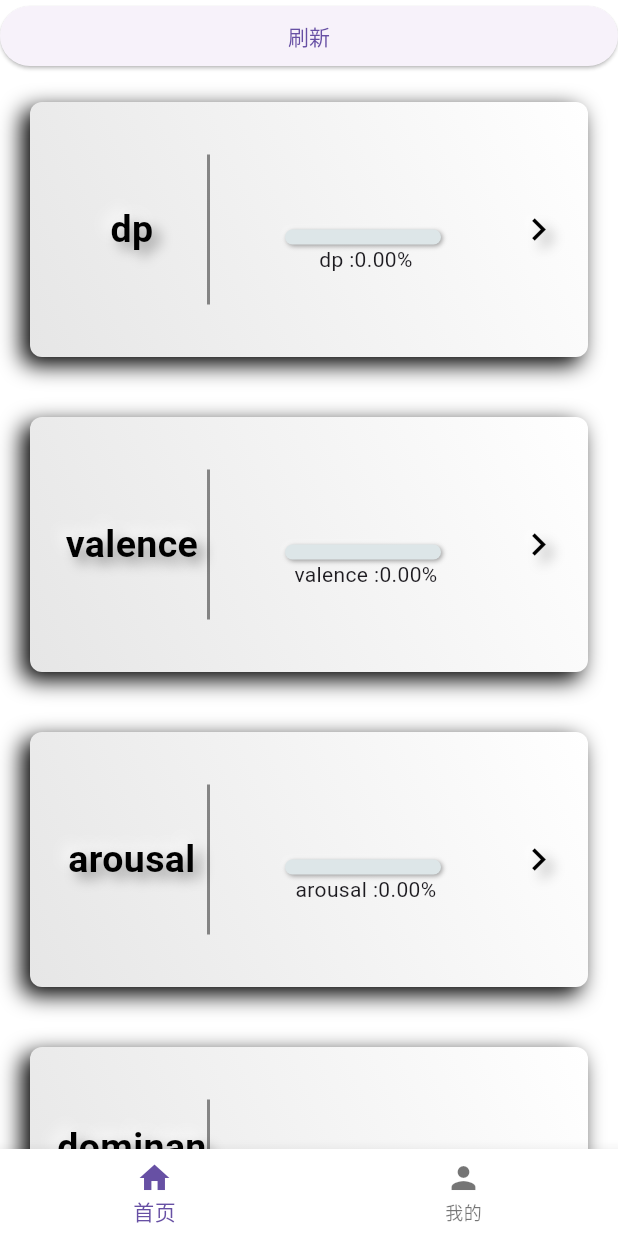
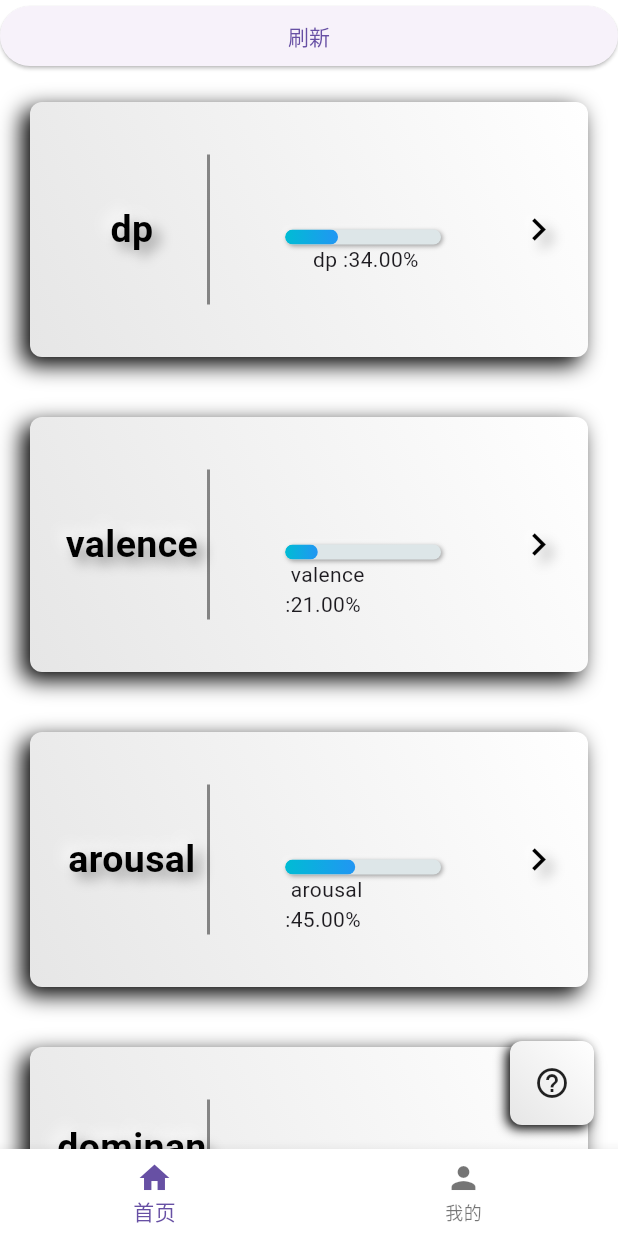
Before and after one commit to 1wpc/NH_client, a Flutter app: the screen it shows after launch, on a phone screen of 412 x 824 dp. Run offline on Flutter 3.47's test engine with Material 3 defaults, Android fonts, the light colour scheme and no system bars; drawn by our look-alikes of flutter_neumorphic; our stand-ins replace dio, fl_chart, get; missing offline and left inert: dart_openai.

Commit message:
add ai function

```diff
--- a/lib/controller.dart
+++ b/lib/controller.dart
@@ -2,7 +2,9 @@ import 'package:get/get.dart';
 
 class Controller extends GetxController {
   int homeIndex = 0;
-  Map map = {"dp": 0.0, "valence": 0.0, "arousal": 0.0, "dominance": 0.0};
+  Map map = {"dp": 0.34, "valence": 0.21, "arousal": 0.45, "dominance": 0.78};
+  String dignosis = "";
+
   void changeIndex(int index) {
     homeIndex = index;
     update();
@@ -12,4 +14,10 @@ class Controller extends GetxController {
     map = m;
     update();
   }
+
+  void changeDiagnosis(String d) {
+    dignosis = d;
+    update();
+  }
+
 }
--- a/lib/home_page.dart
+++ b/lib/home_page.dart
@@ -1,6 +1,7 @@
 import 'package:fl_chart/fl_chart.dart';
 import 'package:flutter_neumorphic/flutter_neumorphic.dart';
 import 'package:get/get.dart';
+import 'package:nh_client/ai.dart';
 import 'package:nh_client/content.dart';
 import 'package:nh_client/controller.dart';
 import 'package:dio/dio.dart' as dio;
@@ -144,6 +145,20 @@ class _HomePageState extends State<HomePage> {
         return RefreshIndicator(
             onRefresh: getHttp,
             child: Scaffold(
+                floatingActionButton: NeumorphicFloatingActionButton(
+                  onPressed: () {
+                    controller.changeDiagnosis("您的AI心理医生正在为您生成专属报告，请稍等...");
+                    Get.to(() => AI());
+                  },
+                  style: const NeumorphicStyle(
+                    color: Colors.white,
+                    depth: 5,
+                    shape: NeumorphicShape.convex,
+                    lightSource: LightSource.topRight,
+                    intensity: 2,
+                  ),
+                  child: const Icon(Icons.help_outline),
+                ),
                 backgroundColor: Colors.white,
                 body: ListView(
                   children: [
--- a/lib/main.dart
+++ b/lib/main.dart
@@ -1,9 +1,12 @@
+import 'package:dart_openai/dart_openai.dart';
 import 'package:flutter/material.dart';
 import 'package:flutter_neumorphic/flutter_neumorphic.dart';
 import 'package:get/get.dart';
 import 'package:nh_client/home.dart';
 
 void main() {
+  OpenAI.apiKey = "sk-68BjgN9UrzofPiunPduYMLLgUec6mpMppGOvfAtSJPVd5YMe";
+  OpenAI.baseUrl = "https://api.moonshot.cn";
   runApp(const MyApp());
 }
 
--- a/pubspec.yaml
+++ b/pubspec.yaml
@@ -37,6 +37,7 @@ dependencies:
   # Use with the CupertinoIcons class for iOS style icons.
   cupertino_icons: ^1.0.6
   get: ^4.6.6
+  dart_openai: ^5.1.0
   fl_chart: ^0.69.0
   flutter_neumorphic:
     git:
```
Also changed, not shown: lib/ai.dart (added, +97 -0 lines), pubspec.lock.
